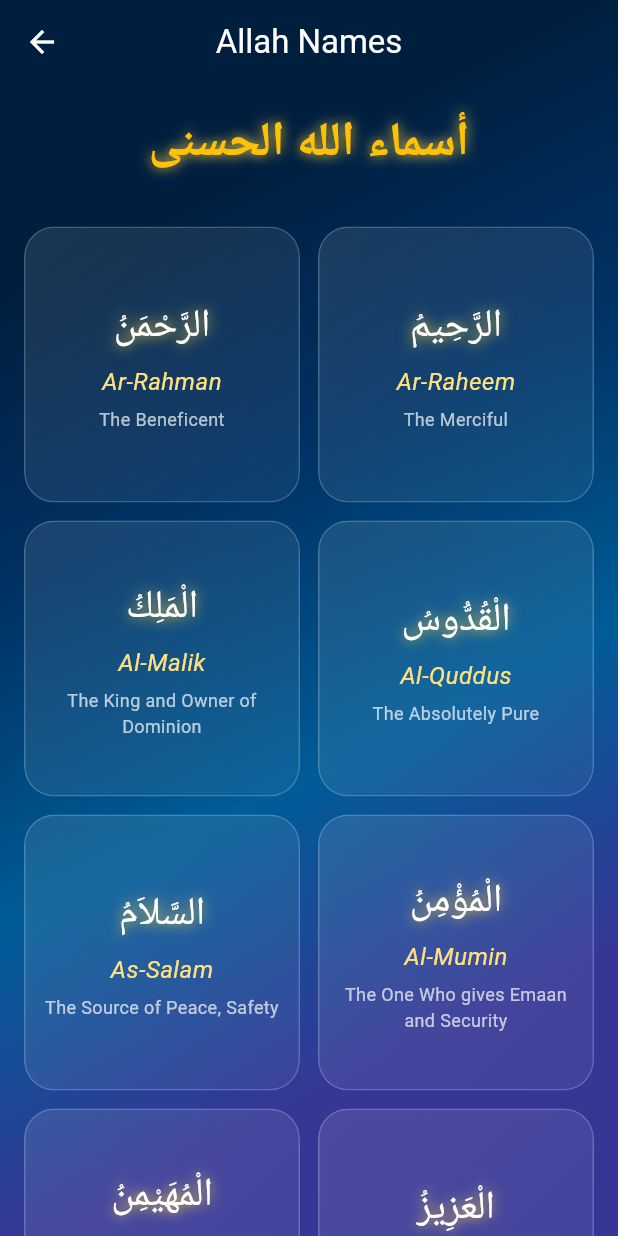
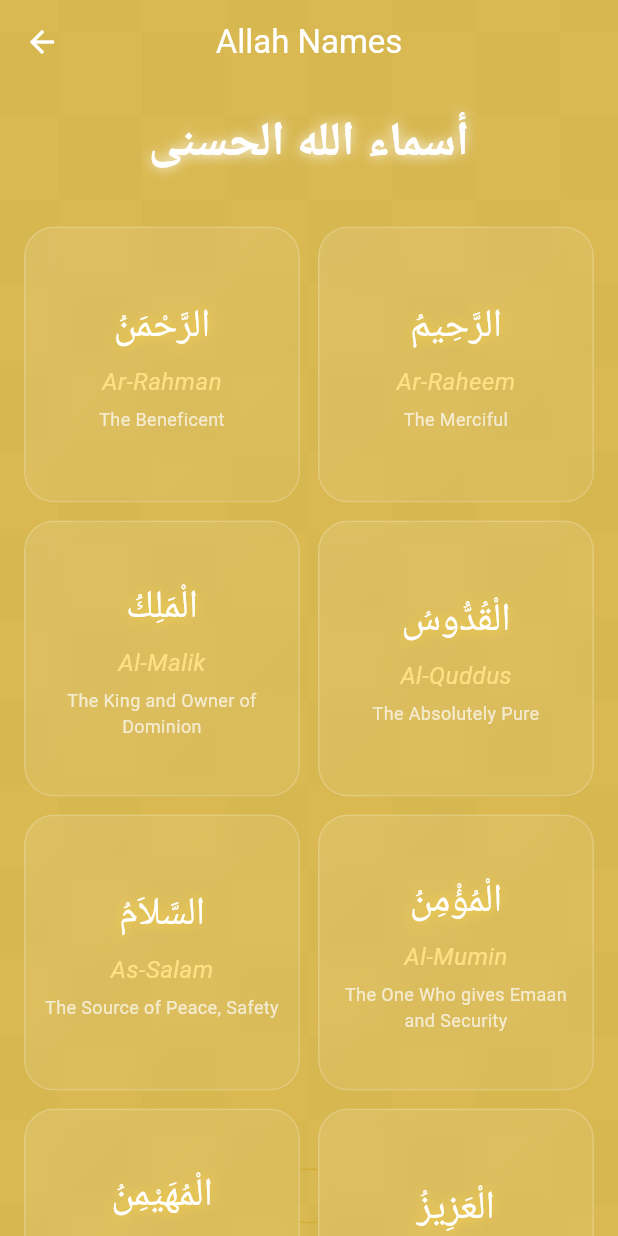
Before and after one commit to fwdAndroid/quran_al_kareem, a Flutter app: the AllahNames screen opened directly, on a phone screen of 412 x 824 dp. Run offline on Flutter 3.47's test engine with Material 3 defaults, Android fonts, the light colour scheme and no system bars; our stand-ins replace cloud_firestore, firebase_auth, firebase_core, flutter_spinkit, flutter_svg, font_awesome_flutter and 7 more; missing offline and left inert: audio_session, flutter_qiblah, quran; accounts and stored records are empty; Roboto replaces fonts that are missing (Amiri).

Commit message:
UI adjust

```diff
--- a/lib/screens/drawer_pages/allah_names.dart
+++ b/lib/screens/drawer_pages/allah_names.dart
@@ -2,6 +2,7 @@ import 'dart:ui';
 
 import 'package:flutter/material.dart';
 import 'package:quran_al_kareem/utils/allah_names_utils.dart';
+import 'package:quran_al_kareem/utils/colors.dart';
 
 class AllahNames extends StatefulWidget {
   const AllahNames({super.key});
@@ -14,35 +15,6 @@ class _AllahNamesState extends State<AllahNames>
     with SingleTickerProviderStateMixin {
   int currentIndex = 0;
 
-  late AnimationController _controller;
-  late Animation<Alignment> _alignment1;
-  late Animation<Alignment> _alignment2;
-
-  @override
-  void initState() {
-    super.initState();
-    _controller = AnimationController(
-      duration: const Duration(seconds: 10),
-      vsync: this,
-    )..repeat(reverse: true);
-
-    _alignment1 = Tween<Alignment>(
-      begin: Alignment.topLeft,
-      end: Alignment.bottomRight,
-    ).animate(_controller);
-
-    _alignment2 = Tween<Alignment>(
-      begin: Alignment.bottomRight,
-      end: Alignment.topLeft,
-    ).animate(_controller);
-  }
-
-  @override
-  void dispose() {
-    _controller.dispose();
-    super.dispose();
-  }
-
   @override
   Widget build(BuildContext context) {
     return Scaffold(
@@ -54,23 +26,17 @@ class _AllahNamesState extends State<AllahNames>
         centerTitle: true,
         title: Text("Allah Names", style: TextStyle(color: Colors.white)),
       ),
-      body: AnimatedBuilder(
-        animation: _controller,
-        builder: (context, _) {
-          return Container(
-            decoration: BoxDecoration(
-              gradient: LinearGradient(
-                begin: _alignment1.value,
-                end: _alignment2.value,
-                colors: [
-                  const Color(0xFF001F3F),
-                  const Color(0xFF003366),
-                  const Color(0xFF005C97),
-                  const Color(0xFF363795),
-                ],
+      body: Stack(
+        children: [
+          Positioned.fill(
+            child: Image.asset("assets/bg.png", fit: BoxFit.cover),
           ),
+          Container(
+            color: mainColor.withOpacity(
+              0.3,
+            ), // optional overlay for better contrast
           ),
-            child: SafeArea(
+          SafeArea(
             child: Column(
               children: [
                 const Padding(
@@ -80,11 +46,9 @@ class _AllahNamesState extends State<AllahNames>
                     style: TextStyle(
                       fontSize: 32,
                       fontFamily: 'Amiri',
-                        color: Colors.amber,
+                      color: Colors.white,
                       fontWeight: FontWeight.bold,
-                        shadows: [
-                          Shadow(color: Colors.amberAccent, blurRadius: 10),
-                        ],
+                      shadows: [Shadow(color: Colors.white, blurRadius: 10)],
                     ),
                   ),
                 ),
@@ -171,8 +135,7 @@ class _AllahNamesState extends State<AllahNames>
               ],
             ),
           ),
-          );
-        },
+        ],
       ),
     );
   }
```
Also changed, not shown: lib/screens/auth/login_screen.dart (+11 -10 lines), lib/screens/pages/setting_screen.dart (+52 -21 lines). Lines whose indentation alone changed are shown as unchanged.
